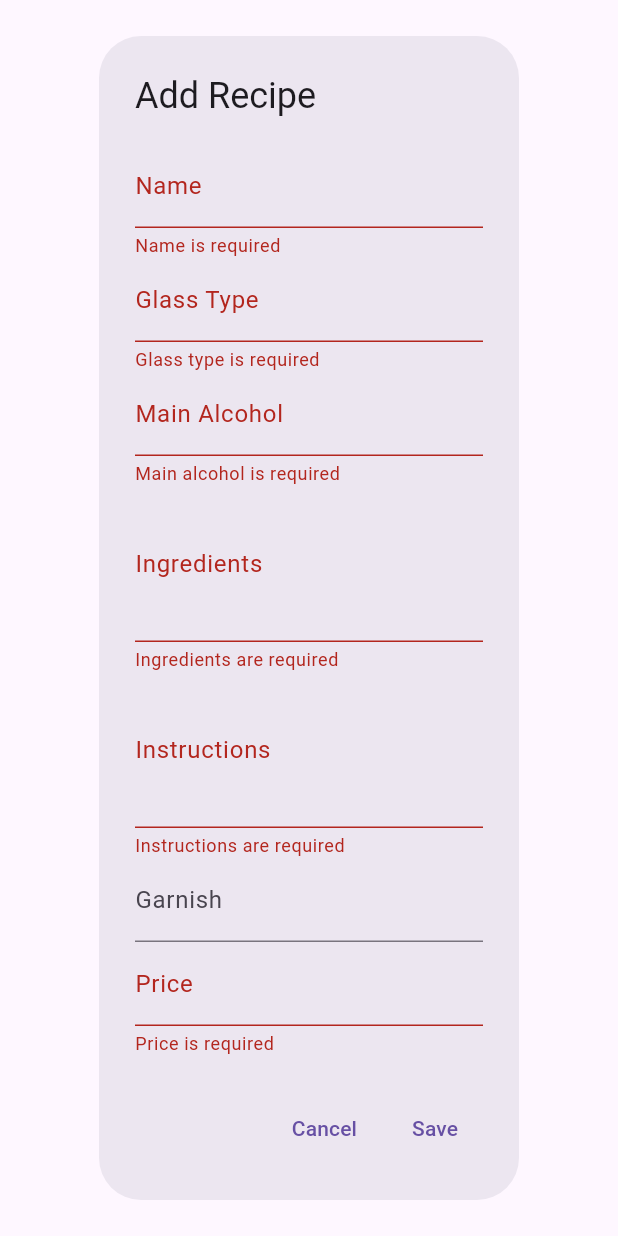
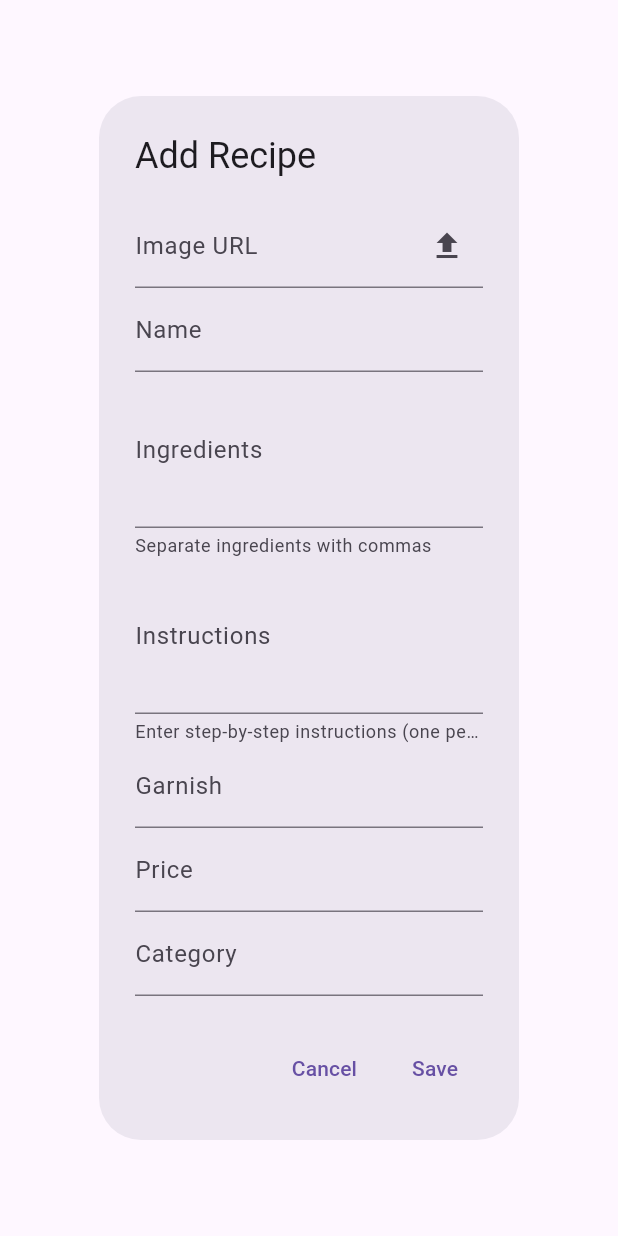
Before and after one commit to TPesch/Sofware-Engineering-Project, a Flutter app: the RecipeDialog widget shown alone on an empty page, opened directly, after a tap on "Save", on a phone screen of 412 x 824 dp. Run offline on Flutter 3.47's test engine with Material 3 defaults, Android fonts, the phone set to English and light mode, and no system bars; our stand-ins replace firebase_auth, firebase_core, firebase_storage, google_sign_in, image_picker; accounts and stored records are empty; generated files the repository leaves out were written again.

Commit message:
image works, firebase storage works, issues with camera (its not implemented Xd)

```diff
--- a/lib/screens/home-page-updated.dart
+++ b/lib/screens/home-page-updated.dart
@@ -6,6 +6,7 @@ import '../models/recipe_validation.dart';
 import '../services/authentications.dart';
 import '../screens/home-page-updated.dart';
 import '../services/google_sheets_integration.dart';
+import '../services/storage_service.dart';
 
 class MyHomePage extends StatefulWidget {
   const MyHomePage({super.key, required this.title});
@@ -212,6 +213,8 @@ class RecipeDialog extends StatefulWidget {
 
 class _RecipeDialogState extends State<RecipeDialog>
     with RecipeValidationMixin {
+  final StorageService _storageService = StorageService();
+
   late TextEditingController nameController;
   late TextEditingController glassController;
   late TextEditingController alcoholController;
@@ -220,8 +223,9 @@ class _RecipeDialogState extends State<RecipeDialog>
   late TextEditingController garnishController;
   late TextEditingController priceController;
   late TextEditingController categoryController;
+  late TextEditingController imageUrlController;
 
-  // Map to store validation errors
+  String? currentImageUrl;
   Map<String, String?> validationErrors = {};
 
   @override
@@ -231,26 +235,24 @@ class _RecipeDialogState extends State<RecipeDialog>
     nameController = TextEditingController(text: recipe?.name ?? '');
     glassController = TextEditingController(text: recipe?.glass ?? '');
     alcoholController = TextEditingController(text: recipe?.mainAlcohol ?? '');
-    ingredientsController =
-        TextEditingController(text: recipe?.ingredients ?? '');
+    ingredientsController = TextEditingController(
+        text: recipe?.ingredients.replaceAll('\n', ', ') ?? '');
     instructionsController =
         TextEditingController(text: recipe?.instructions ?? '');
     garnishController = TextEditingController(text: recipe?.garnish ?? '');
     priceController = TextEditingController(text: recipe?.price ?? '');
     categoryController = TextEditingController(text: recipe?.category ?? '');
+    imageUrlController = TextEditingController(text: recipe?.imageUrl ?? '');
+    currentImageUrl = recipe?.imageUrl;
   }
 
-  @override
-  void dispose() {
-    nameController.dispose();
-    glassController.dispose();
-    alcoholController.dispose();
-    ingredientsController.dispose();
-    instructionsController.dispose();
-    garnishController.dispose();
-    priceController.dispose();
-    categoryController.dispose();
-    super.dispose();
+  String formatIngredients(String rawIngredients) {
+    // Convert comma-separated ingredients to newline format
+    return rawIngredients
+        .split(',')
+        .map((ingredient) => ingredient.trim())
+        .where((ingredient) => ingredient.isNotEmpty)
+        .join('\n');
   }
 
   @override
@@ -261,51 +263,77 @@ class _RecipeDialogState extends State<RecipeDialog>
         child: Column(
           mainAxisSize: MainAxisSize.min,
           children: [
+            // Image preview
+            if (currentImageUrl != null && currentImageUrl!.isNotEmpty)
+              Container(
+                height: 200,
+                width: double.infinity,
+                margin: EdgeInsets.only(bottom: 16),
+                child: Image.network(
+                  currentImageUrl!,
+                  fit: BoxFit.cover,
+                  errorBuilder: (context, error, stackTrace) => Icon(
+                    Icons.broken_image,
+                    size: 100,
+                  ),
+                ),
+              ),
+
+            // Image URL input
+            TextField(
+              controller: imageUrlController,
+              decoration: InputDecoration(
+                labelText: 'Image URL',
+                suffixIcon: IconButton(
+                  icon: Icon(Icons.upload),
+                  onPressed: () async {
+                    try {
+                      final userId = AuthService().getCurrentUser()?.uid;
+                      if (userId != null) {
+                        final imageUrl =
+                            await _storageService.uploadImage(userId);
+                        if (imageUrl != null && mounted) {
+                          setState(() {
+                            currentImageUrl = imageUrl;
+                            imageUrlController.text = imageUrl;
+                          });
+                        }
+                      }
+                    } catch (e) {
+                      if (mounted) {
+                        ScaffoldMessenger.of(context).showSnackBar(
+                          SnackBar(
+                              content: Text(
+                                  'Failed to upload image: ${e.toString()}')),
+                        );
+                      }
+                    }
+                  },
+                ),
+              ),
+              onChanged: (value) {
+                setState(() {
+                  currentImageUrl = value;
+                });
+              },
+            ),
+
             TextField(
               controller: nameController,
               decoration: InputDecoration(
                 labelText: 'Name',
                 errorText: validationErrors['name'],
               ),
-              onChanged: (_) => setState(() {
-                validationErrors['name'] =
-                    validateRequired(nameController.text, 'Name');
-              }),
             ),
-            TextField(
-              controller: glassController,
-              decoration: InputDecoration(
-                labelText: 'Glass Type',
-                errorText: validationErrors['glass'],
-              ),
-              onChanged: (_) => setState(() {
-                validationErrors['glass'] =
-                    validateRequired(glassController.text, 'Glass type');
-              }),
-            ),
-            TextField(
-              controller: alcoholController,
-              decoration: InputDecoration(
-                labelText: 'Main Alcohol',
-                errorText: validationErrors['mainAlcohol'],
-              ),
-              onChanged: (_) => setState(() {
-                validationErrors['mainAlcohol'] =
-                    validateRequired(alcoholController.text, 'Main alcohol');
-              }),
-            ),
+
             TextField(
               controller: ingredientsController,
               decoration: InputDecoration(
                 labelText: 'Ingredients',
                 errorText: validationErrors['ingredients'],
-                helperText: 'Format: "2 oz - Vodka" (one per line)',
+                helperText: 'Separate ingredients with commas',
               ),
               maxLines: 3,
-              onChanged: (_) => setState(() {
-                validationErrors['ingredients'] =
-                    validateIngredients(ingredientsController.text);
-              }),
             ),
             TextField(
               controller: instructionsController,
@@ -372,8 +400,8 @@ class _RecipeDialogState extends State<RecipeDialog>
                 name: nameController.text,
                 glass: glassController.text,
                 mainAlcohol: alcoholController.text,
-                imageUrl: '', // Add image handling later
-                ingredients: ingredientsController.text,
+                imageUrl: currentImageUrl ?? '',
+                ingredients: formatIngredients(ingredientsController.text),
                 instructions: instructionsController.text,
                 garnish: garnishController.text,
                 price: priceController.text,
@@ -381,23 +409,6 @@ class _RecipeDialogState extends State<RecipeDialog>
               );
               widget.onSave(recipe);
               Navigator.pop(context);
-            } else {
-              // Show validation errors
-              setState(() {
-                validationErrors = {
-                  'name': validateRequired(nameController.text, 'Name'),
-                  'glass': validateRequired(glassController.text, 'Glass type'),
-                  'mainAlcohol':
-                      validateRequired(alcoholController.text, 'Main alcohol'),
-                  'ingredients':
-                      validateIngredients(ingredientsController.text),
-                  'instructions':
-                      validateInstructions(instructionsController.text),
-                  'price': validatePrice(priceController.text),
-                  'category':
-                      validateRequired(categoryController.text, 'Category'),
-                };
-              });
             }
           },
         ),
@@ -421,11 +432,21 @@ class RecipeDetailsDialog extends StatelessWidget {
           mainAxisSize: MainAxisSize.min,
           children: [
             if (recipe.imageUrl.isNotEmpty)
-              Image.network(
-                recipe.imageUrl,
+              Container(
                 height: 200,
                 width: double.infinity,
-                fit: BoxFit.cover,
+                child: Image.network(
+                  recipe.imageUrl,
+                  fit: BoxFit.cover,
+                  errorBuilder: (context, error, stackTrace) => Container(
+                    color: Colors.grey[300],
+                    child: Icon(
+                      Icons.broken_image,
+                      size: 100,
+                      color: Colors.grey[600],
+                    ),
+                  ),
+                ),
               ),
             SizedBox(height: 16),
             _buildDetailRow('Glass', recipe.glass),
--- /dev/null
+++ b/lib/services/storage_service.dart
@@ -0,0 +1,38 @@
+import 'dart:io';
+import 'package:firebase_storage/firebase_storage.dart';
+import 'package:image_picker/image_picker.dart';
+import 'package:path/path.dart' as path;
+
+class StorageService {
+  static final StorageService _instance = StorageService._internal();
+  factory StorageService() => _instance;
+  StorageService._internal();
+
+  final FirebaseStorage _storage = FirebaseStorage.instance;
+  final ImagePicker _picker = ImagePicker();
+
+  Future<String?> uploadImage(String userId) async {
+    try {
+      // Pick image
+      final XFile? image = await _picker.pickImage(source: ImageSource.gallery);
+      if (image == null) return null;
+
+      // Create file reference
+      final String fileName =
+          '${DateTime.now().millisecondsSinceEpoch}_${path.basename(image.path)}';
+      final Reference ref =
+          _storage.ref().child('cocktail_images/$userId/$fileName');
+
+      // Upload file
+      final UploadTask uploadTask = ref.putFile(File(image.path));
+      final TaskSnapshot taskSnapshot = await uploadTask;
+
+      // Get download URL
+      final String downloadUrl = await taskSnapshot.ref.getDownloadURL();
+      return downloadUrl;
+    } catch (e) {
+      print('Error uploading image: $e');
+      return null;
+    }
+  }
+}
--- a/pubspec.yaml
+++ b/pubspec.yaml
@@ -34,6 +34,9 @@ dependencies:
   firebase_core: ^2.24.2
   firebase_auth: ^4.15.3
   google_sign_in: ^6.1.6
+  firebase_storage: 11.6.5
+  image_picker: ^1.1.2
+  path: ^1.8.3
 
   # The following adds the Cupertino Icons font to your application.
   # Use with the CupertinoIcons class for iOS style icons.
```
Also changed, not shown: pubspec.lock, 5 other files.
